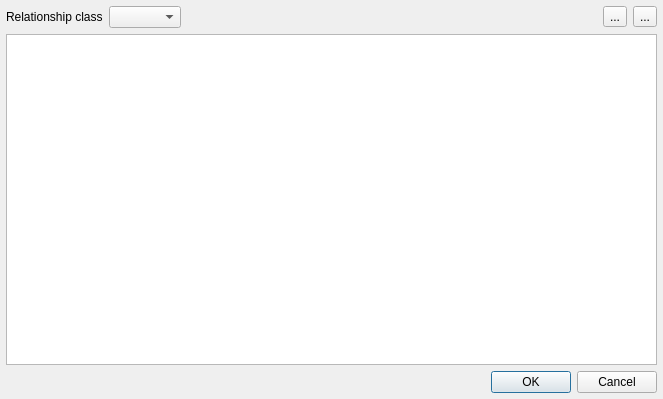
The window that spinetoolbox/ui/add_relationships.ui (spine-tools/Spine-Toolbox) describes before a commit, drawn with Qt 5.
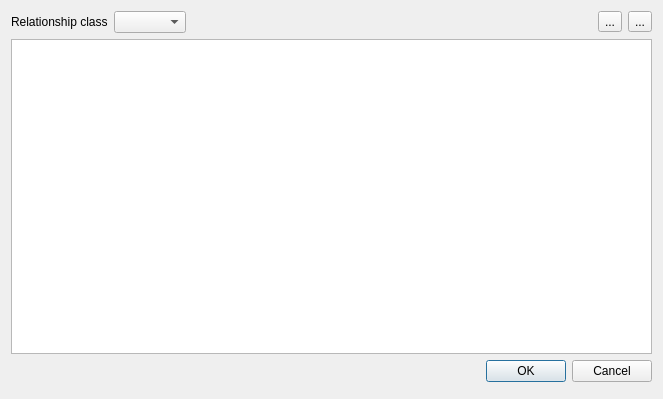
The same window after the commit. Icons and pictures are not drawn. Custom widgets are drawn as their Qt base class.

```diff
--- a/spinetoolbox/ui/add_relationships.ui
+++ b/spinetoolbox/ui/add_relationships.ui
@@ -33,39 +33,7 @@
   <property name="windowTitle">
    <string>Add relationships</string>
   </property>
-  <layout class="QVBoxLayout" name="verticalLayout_2">
-   <property name="spacing">
-    <number>0</number>
-   </property>
-   <property name="leftMargin">
-    <number>0</number>
-   </property>
-   <property name="topMargin">
-    <number>0</number>
-   </property>
-   <property name="rightMargin">
-    <number>0</number>
-   </property>
-   <property name="bottomMargin">
-    <number>0</number>
-   </property>
-   <item>
     <layout class="QVBoxLayout" name="verticalLayout">
-     <property name="spacing">
-      <number>6</number>
-     </property>
-     <property name="leftMargin">
-      <number>6</number>
-     </property>
-     <property name="topMargin">
-      <number>6</number>
-     </property>
-     <property name="rightMargin">
-      <number>6</number>
-     </property>
-     <property name="bottomMargin">
-      <number>6</number>
-     </property>
      <item>
       <layout class="QHBoxLayout" name="horizontalLayout_2">
        <item>
@@ -130,8 +98,6 @@
        </property>
       </widget>
      </item>
-    </layout>
-   </item>
    <item>
     <layout class="QHBoxLayout" name="horizontalLayout_statusbar_placeholder">
      <item>
```
Left out of the diff: 13 changed lines with no effect on the pictures. Lines whose indentation alone changed are shown as unchanged.
